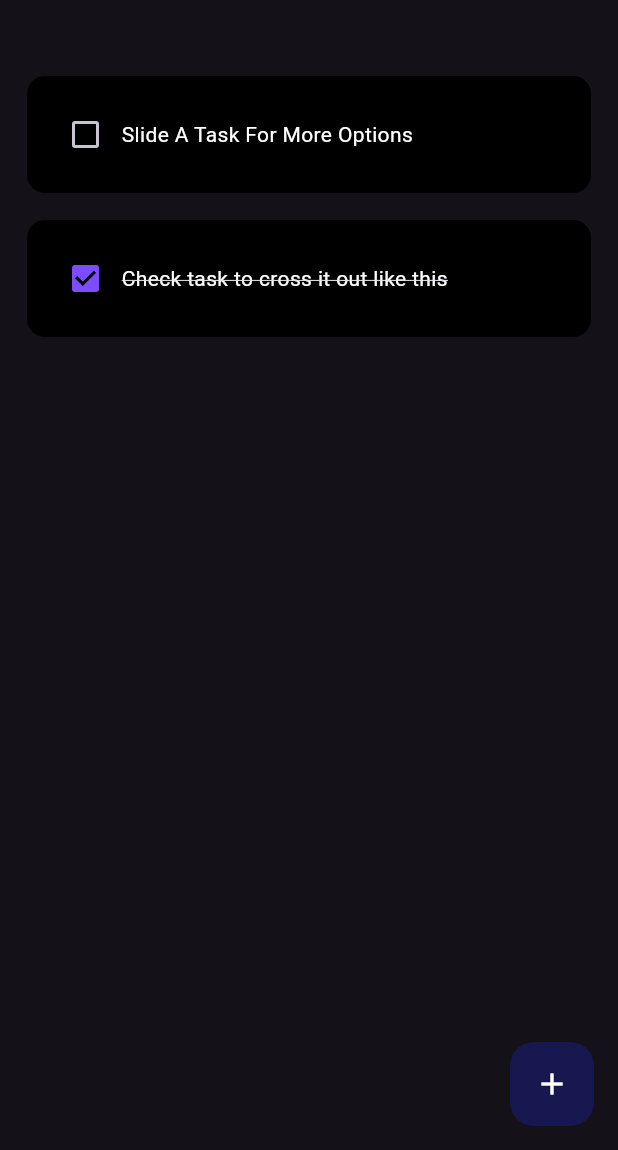
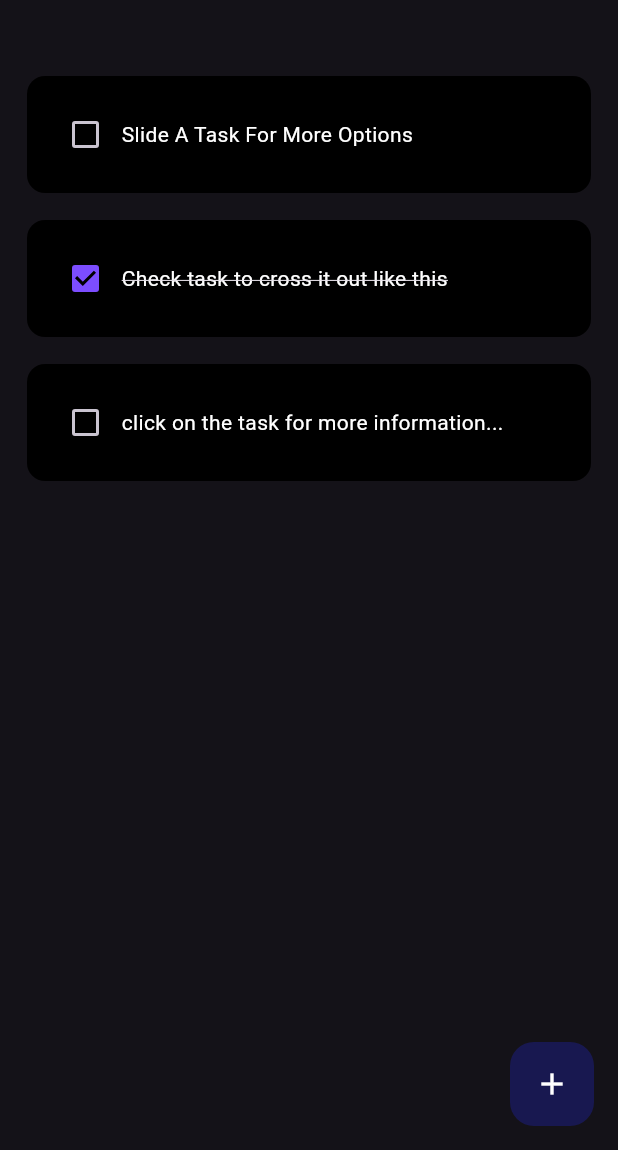
Before and after one commit to BlessingLuphahla/flutter-to-do-app, a Flutter app: the screen it shows after launch, on a phone screen of 412 x 824 dp, the part 86-1236 px from its top. Run offline on Flutter 3.47's test engine with Material 3 defaults, Android fonts, the phone set to English and light mode, and no system bars; drawn by our look-alikes of flutter_slidable; our stand-ins replace font_awesome_flutter, hive_flutter; accounts and stored records are empty.

Commit message:
semantic update

```diff
--- a/lib/data/to_do_database.dart
+++ b/lib/data/to_do_database.dart
@@ -11,6 +11,7 @@ class ToDoDatabase {
     toDoList = [
       ["Slide A Task For More Options", false],
       ["Check task to cross it out like this", true],
+      ["click on the task for more information", false],
     ];
   }
 
--- a/lib/utils/to_do_tile.dart
+++ b/lib/utils/to_do_tile.dart
@@ -59,20 +59,6 @@ class _ToDoTileState extends State<ToDoTile> {
             ],
           ),
           child: SingleChildScrollView(
-            child: Container(
-              padding: const EdgeInsets.all(15.0),
-              decoration: BoxDecoration(
-                  color: Colors.black, borderRadius: BorderRadius.circular(12)),
-              child: Expanded(
-                child: Row(
-                  children: [
-                    Checkbox(
-                      value: widget.taskCompleted,
-                      onChanged: widget.onChanged,
-                      activeColor: Colors.deepPurpleAccent,
-                      checkColor: Colors.black,
-                    ),
-                    Flexible(
             child: GestureDetector(
               onTap: () {
                 const double dialogSize = 500;
@@ -85,8 +71,7 @@ class _ToDoTileState extends State<ToDoTile> {
                         width: dialogSize,
                         height: dialogSize + 50,
                         child: Column(
-                                    mainAxisAlignment:
-                                        MainAxisAlignment.spaceAround,
+                          mainAxisAlignment: MainAxisAlignment.spaceAround,
                           children: [
                             Text(
                               widget.taskName,
@@ -100,8 +85,7 @@ class _ToDoTileState extends State<ToDoTile> {
                             const SizedBox(height: 20),
                             ReddButton(
                               isDarkMode: widget.isDarkMode,
-                                        onPressed: () =>
-                                            Navigator.of(context).pop(),
+                              onPressed: () => Navigator.of(context).pop(),
                               buttonName: 'cancel',
                             ),
                           ],
@@ -111,6 +95,22 @@ class _ToDoTileState extends State<ToDoTile> {
                   },
                 );
               },
+              child: Container(
+                padding: const EdgeInsets.all(15.0),
+                decoration: BoxDecoration(
+                    color: Color.fromARGB(255, 0, 0, 0),
+                    borderRadius: BorderRadius.circular(12)),
+                child: Flex(direction: Axis.horizontal, children: [
+                  Expanded(
+                    child: Row(
+                      children: [
+                        Checkbox(
+                          value: widget.taskCompleted,
+                          onChanged: widget.onChanged,
+                          activeColor: Colors.deepPurpleAccent,
+                          checkColor: Colors.black,
+                        ),
+                        Flexible(
                           child: SingleChildScrollView(
                             scrollDirection: Axis.horizontal,
                             child: Text(
@@ -126,9 +126,10 @@ class _ToDoTileState extends State<ToDoTile> {
                             ),
                           ),
                         ),
-                    ),
                       ],
                     ),
+                  ),
+                ]),
               ),
             ),
           ),
@@ -137,3 +138,5 @@ class _ToDoTileState extends State<ToDoTile> {
     );
   }
 }
+
+onTap() {}
```
Lines whose indentation alone changed are shown as unchanged.
